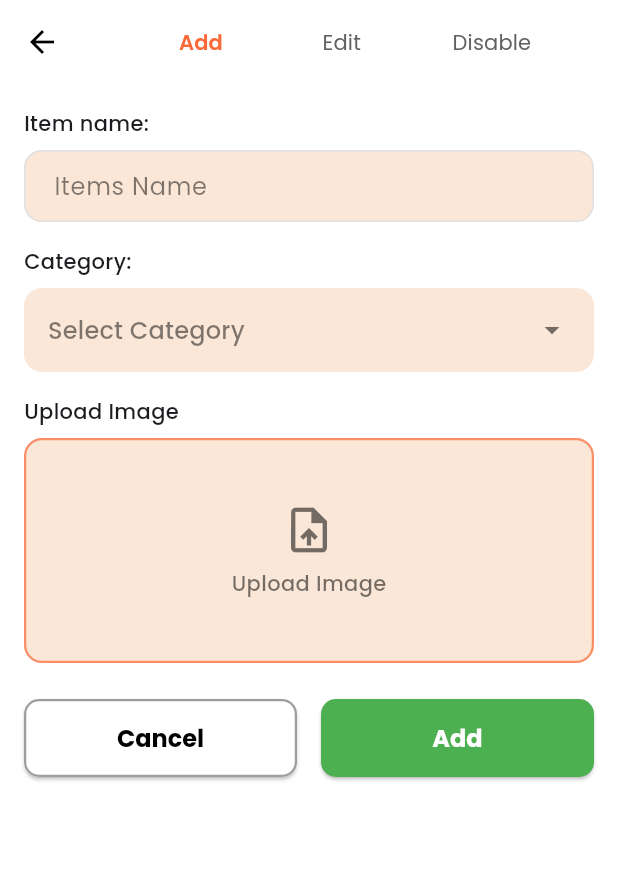
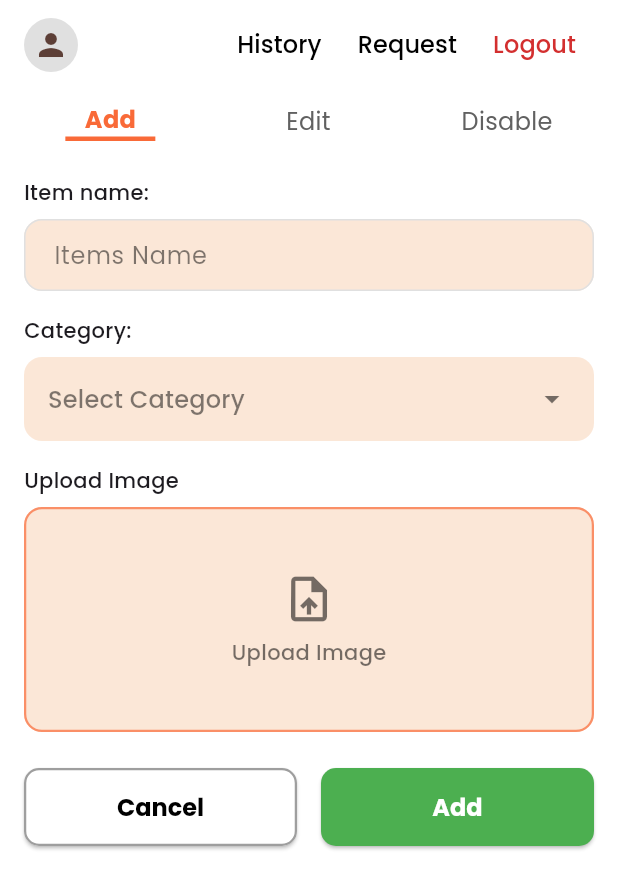
Before and after one commit to jayncheta/mock_rentify, a Flutter app: the AddItemsScreen screen opened by its route, on a phone screen of 412 x 824 dp. Shown: the top 889 px of the screen. Run offline on Flutter 3.47's test engine with Material 3 defaults, Android fonts, the light colour scheme and no system bars; our stand-ins replace google_fonts, image_picker.

Commit message:
2nd commit for staff

```diff
--- a/lib/staff/add.dart
+++ b/lib/staff/add.dart
@@ -5,6 +5,7 @@ import '../services/items_service.dart' show ItemsService;
 import 'package:image_picker/image_picker.dart';
 import 'dart:io';
 import 'package:flutter/foundation.dart' show kIsWeb;
+import 'disable.dart' show DisableItemsScreen;
 
 // Additional colors from the image
 const Color formFieldBackgroundColor = Color(0xFFFBE7D7);
@@ -13,7 +14,6 @@ final Color tabInactiveColor = Colors.grey[700]!;
 
 class AddItemsScreen extends StatefulWidget {
   const AddItemsScreen({super.key});
-
   static const String routeName = '/staff/add';
 
   @override
@@ -42,7 +42,6 @@ class _AddItemsScreenState extends State<AddItemsScreen> {
         maxWidth: 800,
         imageQuality: 85,
       );
-
       if (pickedFile != null) {
         setState(() {
           _imageFile = pickedFile;
@@ -73,7 +72,6 @@ class _AddItemsScreenState extends State<AddItemsScreen> {
       );
       return;
     }
-
     if (_selectedCategory == null) {
       ScaffoldMessenger.of(
         context,
@@ -83,9 +81,7 @@ class _AddItemsScreenState extends State<AddItemsScreen> {
 
     try {
       File? imageFile;
-      if (_imageFile != null) {
-        imageFile = File(_imageFile!.path);
-      }
+      if (_imageFile != null) imageFile = File(_imageFile!.path);
 
       await ItemsService.instance.addItem(
         title: name,
@@ -98,14 +94,13 @@ class _AddItemsScreenState extends State<AddItemsScreen> {
           const SnackBar(content: Text('Item added successfully')),
         );
 
+        // Clear form but stay on page
         _nameController.clear();
         _descriptionController.clear();
         setState(() {
           _imageFile = null;
           _selectedCategory = null;
         });
-
-        Navigator.pushNamedAndRemoveUntil(context, '/browse', (route) => false);
       }
     } catch (e) {
       if (mounted) {
@@ -122,8 +117,7 @@ class _AddItemsScreenState extends State<AddItemsScreen> {
       shape: const RoundedRectangleBorder(
         borderRadius: BorderRadius.vertical(top: Radius.circular(20)),
       ),
-      builder: (context) {
-        return SafeArea(
+      builder: (context) => SafeArea(
         child: Column(
           mainAxisSize: MainAxisSize.min,
           children: [
@@ -145,8 +139,7 @@ class _AddItemsScreenState extends State<AddItemsScreen> {
             ),
           ],
         ),
-        );
-      },
+      ),
     );
   }
 
@@ -286,11 +279,7 @@ class _AddItemsScreenState extends State<AddItemsScreen> {
         Expanded(
           child: ElevatedButton(
             onPressed: () {
-              if (Navigator.canPop(context)) {
-                Navigator.pop(context);
-              } else {
-                Navigator.pushReplacementNamed(context, '/browse');
-              }
+              if (Navigator.canPop(context)) Navigator.pop(context);
             },
             style: ElevatedButton.styleFrom(
               backgroundColor: Colors.white,
@@ -335,36 +324,76 @@ class _AddItemsScreenState extends State<AddItemsScreen> {
     );
   }
 
-  // ✅ New AppBar with navigation tabs
-  PreferredSizeWidget buildTabAppBar() {
-    return AppBar(
-      backgroundColor: Colors.white,
-      elevation: 0,
-      title: Row(
-        mainAxisAlignment: MainAxisAlignment.spaceEvenly,
-        children: [
-          _buildTabButton("Add", '/staff/add'),
-          _buildTabButton("Edit", '/staff/edit'),
-          _buildTabButton("Disable", '/staff/disable'),
-        ],
+  Widget _buildCustomHeader() {
+    const Color headerBackgroundColor = Color(0xFF222432);
+
+    Widget _headerTextButton(String text, String route, bool isLogout) {
+      final Color textColor = isLogout ? Colors.red.shade700 : Colors.black;
+      return TextButton(
+        onPressed: () {
+          if (isLogout) {
+            Navigator.pushNamedAndRemoveUntil(
+              context,
+              '/login',
+              (route) => false,
+            );
+          } else {
+            if (ModalRoute.of(context)?.settings.name != route)
+              Navigator.pushNamed(context, route);
+          }
+        },
+        child: Text(
+          text,
+          style: GoogleFonts.poppins(
+            color: textColor,
+            fontWeight: FontWeight.w500,
+            fontSize: 16,
+          ),
         ),
       );
     }
 
-  Widget _buildTabButton(String label, String route) {
-    final bool isActive = ModalRoute.of(context)?.settings.name == route;
-    return TextButton(
-      onPressed: () {
-        if (!isActive) {
-          Navigator.pushReplacementNamed(context, route);
+    return Container(
+      color: headerBackgroundColor,
+      child: SafeArea(
+        bottom: false,
+        child: Container(
+          height: 60,
+          padding: const EdgeInsets.symmetric(horizontal: 16.0),
+          decoration: const BoxDecoration(color: Colors.white),
+          child: Row(
+            children: [
+              const CircleAvatar(
+                radius: 18,
+                backgroundColor: Color(0xFFE0E0E0),
+                child: Icon(Icons.person, color: Color(0xFF5D3F37)),
+              ),
+              const Spacer(),
+              _headerTextButton("History", "/history", false),
+              _headerTextButton("Request", "/request", false),
+              _headerTextButton("Logout", "/login", true),
+            ],
+          ),
+        ),
+      ),
+    );
   }
-      },
-      child: Text(
-        label,
+
+  Widget buildTab(String title, bool isSelected, VoidCallback onTap) {
+    return GestureDetector(
+      onTap: onTap,
+      child: Column(
+        children: [
+          Text(
+            title,
             style: GoogleFonts.poppins(
-          color: isActive ? primaryColor : tabInactiveColor,
-          fontWeight: isActive ? FontWeight.w600 : FontWeight.w400,
+              fontSize: 16,
+              fontWeight: isSelected ? FontWeight.bold : FontWeight.normal,
+              color: isSelected ? primaryColor : tabInactiveColor,
             ),
+          ),
+          if (isSelected) Container(height: 3, width: 60, color: primaryColor),
+        ],
       ),
     );
   }
@@ -372,9 +401,35 @@ class _AddItemsScreenState extends State<AddItemsScreen> {
   @override
   Widget build(BuildContext context) {
     return Scaffold(
-      appBar: buildTabAppBar(),
       backgroundColor: Colors.white,
-      body: SingleChildScrollView(
+      body: Column(
+        children: [
+          _buildCustomHeader(),
+          Container(
+            color: Colors.white,
+            padding: const EdgeInsets.symmetric(vertical: 8),
+            child: Row(
+              mainAxisAlignment: MainAxisAlignment.spaceAround,
+              children: [
+                buildTab("Add", true, () {}),
+                buildTab(
+                  "Edit",
+                  false,
+                  () => Navigator.pushNamed(context, '/staff/edit'),
+                ),
+                buildTab(
+                  "Disable",
+                  false,
+                  () => Navigator.pushNamed(
+                    context,
+                    DisableItemsScreen.routeName,
+                  ),
+                ),
+              ],
+            ),
+          ),
+          Expanded(
+            child: SingleChildScrollView(
               padding: const EdgeInsets.all(16.0),
               child: Column(
                 crossAxisAlignment: CrossAxisAlignment.stretch,
@@ -385,6 +440,9 @@ class _AddItemsScreenState extends State<AddItemsScreen> {
                 ],
               ),
             ),
+          ),
+        ],
+      ),
     );
   }
 }
--- a/lib/staff/disable.dart
+++ b/lib/staff/disable.dart
@@ -50,10 +50,6 @@ class _DisableItemsScreenState extends State<DisableItemsScreen> {
                     onPressed: () {},
                   ),
                 ),
-              ),
-              title: Text(
-                'Disable Items',
-                style: GoogleFonts.poppins(fontWeight: FontWeight.w700),
               ),
               actions: [
                 TextButton(
```
Also changed, not shown: lib/staff/edit.dart (+1 -14 lines). Lines whose indentation alone changed are shown as unchanged.
